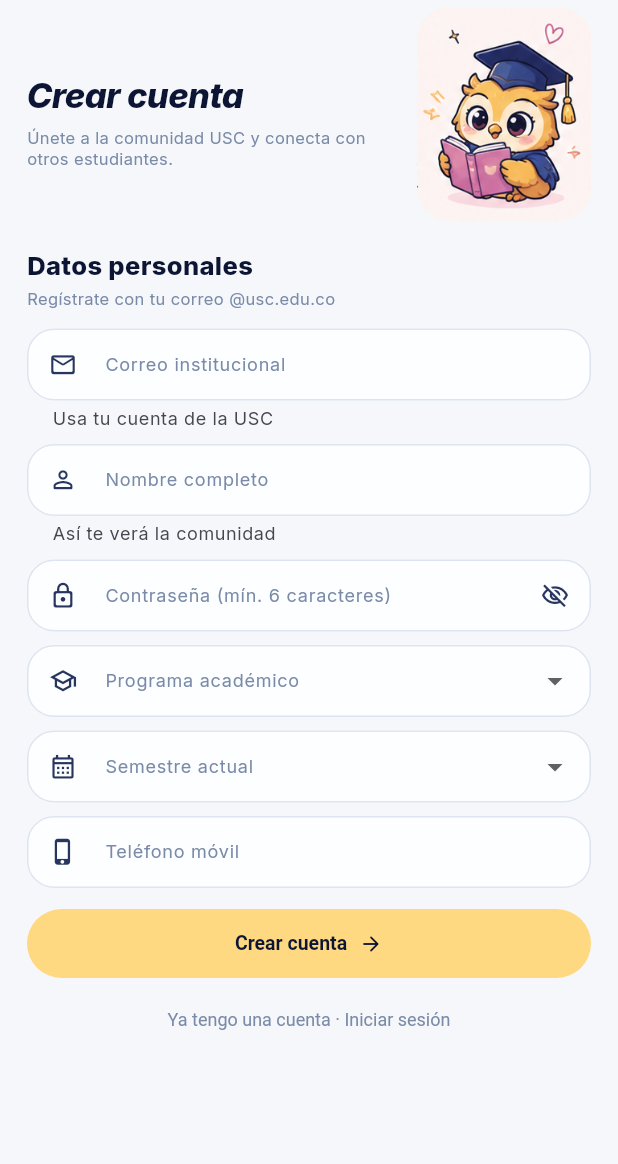
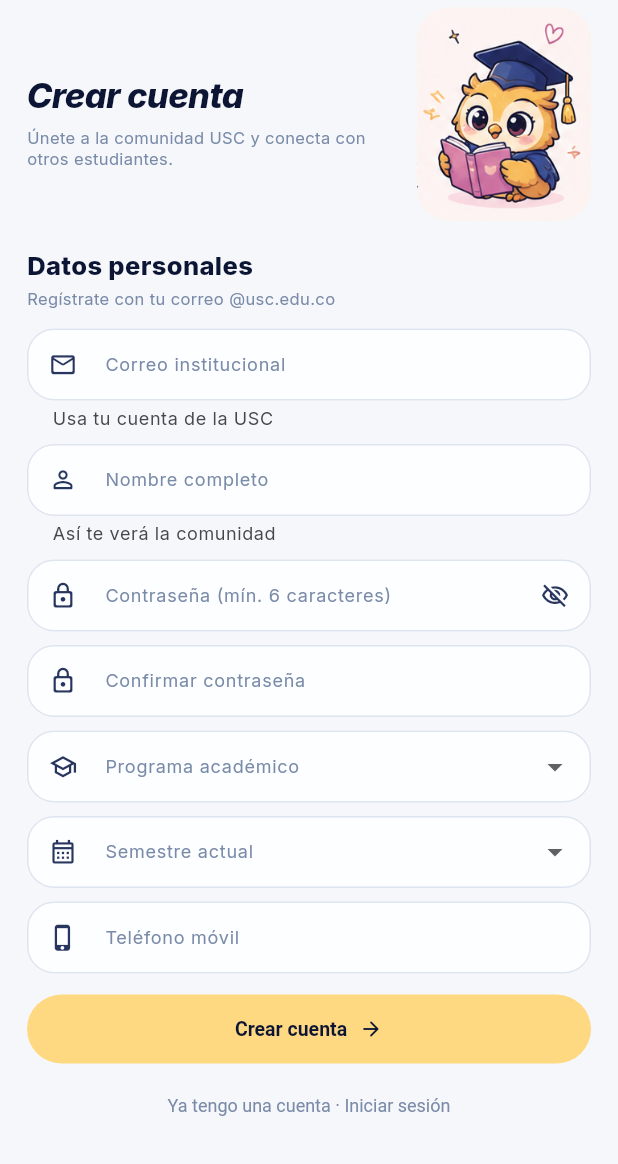
Before and after one commit to VayeZaZa/Favores_USC, a Flutter app: the RegisterScreen screen opened directly, on a phone screen of 412 x 824 dp, the part 72-1236 px from its top. Run offline on Flutter 3.47's test engine with Material 3 defaults, Android fonts, the phone set to English and light mode, and no system bars; our stand-ins replace cached_network_image, cloud_firestore, firebase_auth, firebase_core, flutter_image_compress, flutter_rating_bar and 4 more; missing offline and left inert: cloudinary_public; accounts and stored records are empty.

Commit message:
feat(registro): confirmar la contraseña y validar el nombre del estudiante
El formulario avisa si se escribió un correo en el campo de nombre o si las contraseñas no coinciden antes de crear la cuenta.

```diff
--- a/lib/screens/auth/register_screen.dart
+++ b/lib/screens/auth/register_screen.dart
@@ -324,11 +324,10 @@ class _RegisterScreenState extends State<RegisterScreen> {
                                 controller: _nombreController,
                                 textCapitalization: TextCapitalization.words,
                                 textInputAction: TextInputAction.next,
-                                validator: (value) =>
-                                    Validators.validateRequired(
-                                      value,
-                                      'El nombre',
-                                    ),
+                                autofillHints: const [AutofillHints.name],
+                                validator: (value) => (value ?? '').contains('@')
+                                    ? 'Escribe tu nombre aquí. El correo va arriba.'
+                                    : Validators.validateRequired(value, 'El nombre'),
                                 decoration: const InputDecoration(
                                   labelText: 'Nombre completo',
                                   hintText: '¿Cómo te llamas?',
@@ -366,6 +365,23 @@ class _RegisterScreenState extends State<RegisterScreen> {
                                           _obscurePassword = !_obscurePassword,
                                     ),
                                   ),
+                                ),
+                              ),
+                              const SizedBox(height: 9),
+                              TextFormField(
+                                obscureText: _obscurePassword,
+                                autocorrect: false,
+                                enableSuggestions: false,
+                                textInputAction: TextInputAction.next,
+                                validator: (value) =>
+                                    value == null || value.isEmpty
+                                        ? 'Vuelve a escribir tu contraseña.'
+                                        : value != _passwordController.text
+                                            ? 'Las contraseñas deben coincidir.'
+                                            : null,
+                                decoration: const InputDecoration(
+                                  labelText: 'Confirmar contraseña',
+                                  prefixIcon: Icon(Icons.lock_outline_rounded, size: 19),
                                 ),
                               ),
                               const SizedBox(height: 9),
```
